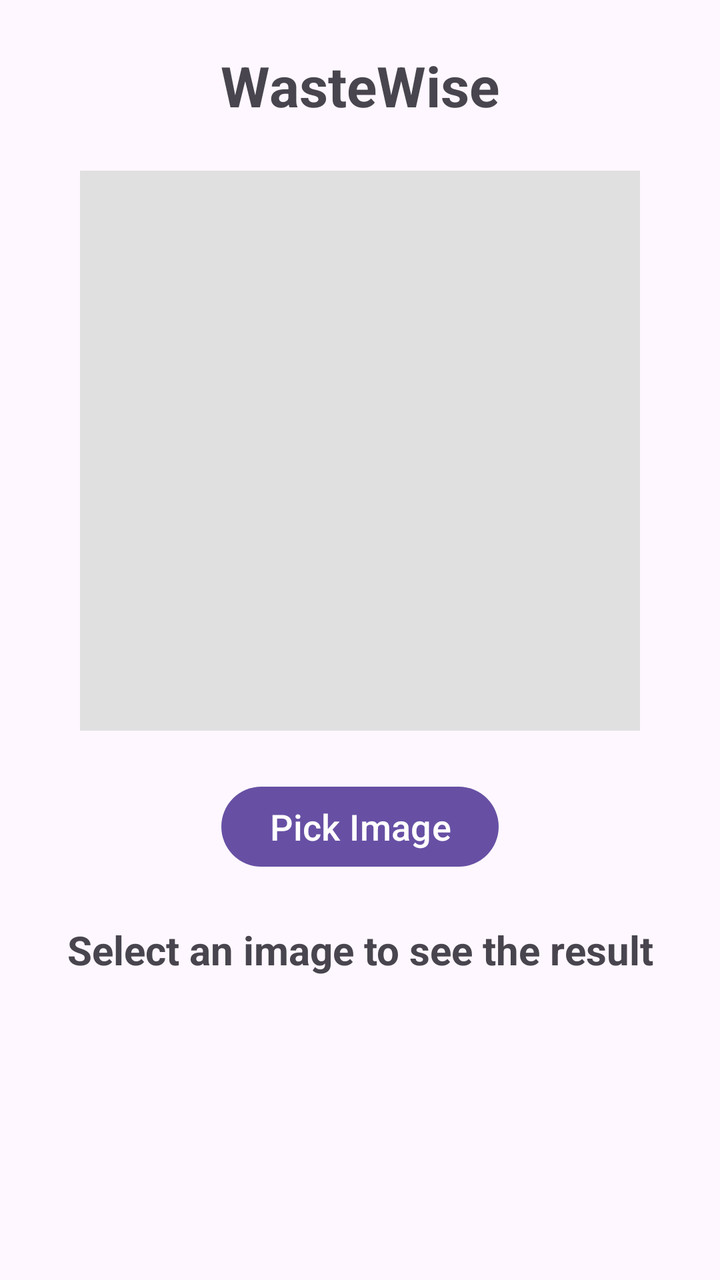
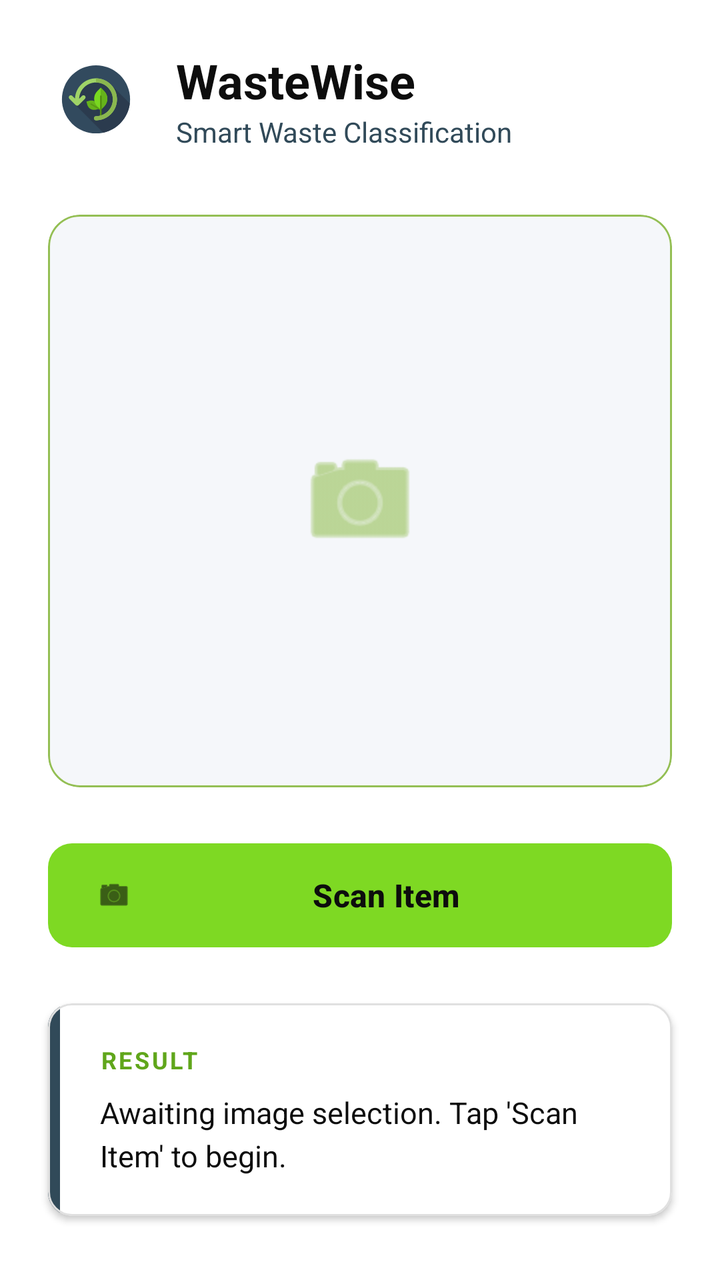

An Android layout rendered at two revisions. The XML below is the earlier revision; the diff shows what the commit changed to produce the second picture.
<!-- AndroidManifest.xml: application theme Theme.WasteWise -->
<!-- res/layout/activity_main.xml -->
<?xml version="1.0" encoding="utf-8"?>
<androidx.constraintlayout.widget.ConstraintLayout xmlns:android="http://schemas.android.com/apk/res/android"
    xmlns:app="http://schemas.android.com/apk/res-auto"
    xmlns:tools="http://schemas.android.com/tools"
    android:id="@+id/main"
    android:layout_width="match_parent"
    android:layout_height="match_parent"
    tools:context=".MainActivity">

    <TextView
        android:id="@+id/titleText"
        android:layout_width="wrap_content"
        android:layout_height="wrap_content"
        android:text="WasteWise"
        android:textSize="28sp"
        android:textStyle="bold"
        app:layout_constraintEnd_toEndOf="parent"
        app:layout_constraintStart_toStartOf="parent"
        app:layout_constraintTop_toTopOf="parent"
        android:layout_marginTop="24dp"/>

    <ImageView
        android:id="@+id/imageView"
        android:layout_width="280dp"
        android:layout_height="280dp"
        android:layout_marginTop="24dp"
        android:background="#E0E0E0"
        android:scaleType="centerCrop"
        app:layout_constraintEnd_toEndOf="parent"
        app:layout_constraintStart_toStartOf="parent"
        app:layout_constraintTop_toBottomOf="@+id/titleText" />

    <Button
        android:id="@+id/buttonPickImage"
        android:layout_width="wrap_content"
        android:layout_height="wrap_content"
        android:layout_marginTop="24dp"
        android:text="Pick Image"
        android:textSize="18sp"
        app:layout_constraintEnd_toEndOf="parent"
        app:layout_constraintStart_toStartOf="parent"
        app:layout_constraintTop_toBottomOf="@+id/imageView" />

    <TextView
        android:id="@+id/textViewResult"
        android:layout_width="wrap_content"
        android:layout_height="wrap_content"
        android:layout_marginTop="24dp"
        android:text="Select an image to see the result"
        android:textAlignment="center"
        android:textSize="20sp"
        android:textStyle="bold"
        app:layout_constraintEnd_toEndOf="parent"
        app:layout_constraintStart_toStartOf="parent"
        app:layout_constraintTop_toBottomOf="@+id/buttonPickImage" />

</androidx.constraintlayout.widget.ConstraintLayout>
<!-- resources referenced by this layout -->
<resources>
  <style name="Theme.WasteWise" parent="Base.Theme.WasteWise" />
  <style name="Base.Theme.WasteWise" parent="Theme.Material3.DayNight.NoActionBar">
          
          
      </style>
</resources>

<!-- the commit's change to res/layout/activity_main.xml (unified diff, before → after) -->
@@ -5,53 +5,156 @@
     android:id="@+id/main"
     android:layout_width="match_parent"
     android:layout_height="match_parent"
+    android:background="@color/white"
     tools:context=".MainActivity">
 
-    <TextView
-        android:id="@+id/titleText"
-        android:layout_width="wrap_content"
+    
+    <LinearLayout
+        android:id="@+id/headerLayout"
+        android:layout_width="match_parent"
         android:layout_height="wrap_content"
-        android:text="WasteWise"
-        android:textSize="28sp"
+        android:orientation="horizontal"
+        android:gravity="center_vertical"
+        android:padding="24dp"
+        app:layout_constraintTop_toTopOf="parent">
+
+        <ImageView
+            android:id="@+id/appLogo"
+            android:layout_width="48dp"
+            android:layout_height="48dp"
+            android:src="@drawable/ic_launcher_foreground"
+            android:contentDescription="@string/app_logo_desc" />
+
+        <LinearLayout
+            android:layout_width="wrap_content"
+            android:layout_height="wrap_content"
+            android:layout_marginStart="16dp"
+            android:orientation="vertical">
+
+            <TextView
+                android:layout_width="wrap_content"
+                android:layout_height="wrap_content"
+                android:text="@string/app_name"
+                android:textColor="@color/black"
+                android:textSize="24sp"
+                android:textStyle="bold" />
+
+            <TextView
+                android:layout_width="wrap_content"
+                android:layout_height="wrap_content"
+                android:text="@string/app_subtitle"
+                android:textColor="@color/blue"
+                android:textSize="14sp" />
+        </LinearLayout>
+    </LinearLayout>
+
+    
+    <com.google.android.material.card.MaterialCardView
+        android:id="@+id/imageCard"
+        android:layout_width="match_parent"
+        android:layout_height="0dp"
+        android:layout_marginHorizontal="24dp"
+        android:layout_marginTop="8dp"
+        android:layout_marginBottom="24dp"
+        app:cardCornerRadius="16dp"
+        app:cardElevation="0dp"
+        app:strokeColor="@color/dull"
+        app:strokeWidth="1dp"
+        app:cardBackgroundColor="#F5F7FA"
+        app:layout_constraintBottom_toTopOf="@+id/buttonPickImage"
+        app:layout_constraintTop_toBottomOf="@+id/headerLayout">
+
+        <FrameLayout
+            android:layout_width="match_parent"
+            android:layout_height="match_parent">
+
+            <ImageView
+                android:id="@+id/imageView"
+                android:layout_width="match_parent"
+                android:layout_height="match_parent"
+                android:scaleType="centerCrop"
+                android:contentDescription="@string/image_preview_desc" />
+
+            
+            <ImageView
+                android:id="@+id/placeholderIcon"
+                android:layout_width="64dp"
+                android:layout_height="64dp"
+                android:layout_gravity="center"
+                android:src="@android:drawable/ic_menu_camera"
+                app:tint="@color/dull"
+                android:contentDescription="@string/placeholder_camera_desc" />
+        </FrameLayout>
+    </com.google.android.material.card.MaterialCardView>
+
+    
+    <com.google.android.material.button.MaterialButton
+        android:id="@+id/buttonPickImage"
+        android:layout_width="match_parent"
+        android:layout_height="60dp"
+        android:layout_marginHorizontal="24dp"
+        android:layout_marginBottom="24dp"
+        android:text="@string/btn_scan_item"
+        android:textColor="@color/black"
+        android:textSize="16sp"
         android:textStyle="bold"
-        app:layout_constraintEnd_toEndOf="parent"
-        app:layout_constraintStart_toStartOf="parent"
-        app:layout_constraintTop_toTopOf="parent"
-        android:layout_marginTop="24dp"/>
+        app:backgroundTint="@color/bright"
+        app:cornerRadius="12dp"
+        app:icon="@android:drawable/ic_menu_camera"
+        app:iconTint="@color/black"
+        app:layout_constraintBottom_toTopOf="@+id/resultCard" />
 
-    <ImageView
-        android:id="@+id/imageView"
-        android:layout_width="280dp"
-        android:layout_height="280dp"
-        android:layout_marginTop="24dp"
-        android:background="#E0E0E0"
-        android:scaleType="centerCrop"
-        app:layout_constraintEnd_toEndOf="parent"
-        app:layout_constraintStart_toStartOf="parent"
-        app:layout_constraintTop_toBottomOf="@+id/titleText" />
+    
+    <com.google.android.material.card.MaterialCardView
+        android:id="@+id/resultCard"
+        android:layout_width="match_parent"
+        android:layout_height="wrap_content"
+        android:layout_marginHorizontal="24dp"
+        android:layout_marginBottom="32dp"
+        app:cardCornerRadius="12dp"
+        app:cardElevation="2dp"
+        app:strokeColor="#E0E0E0"
+        app:strokeWidth="1dp"
+        app:cardBackgroundColor="@color/white"
+        app:layout_constraintBottom_toBottomOf="parent">
 
-    <Button
-        android:id="@+id/buttonPickImage"
-        android:layout_width="wrap_content"
-        android:layout_height="wrap_content"
-        android:layout_marginTop="24dp"
-        android:text="Pick Image"
-        android:textSize="18sp"
-        app:layout_constraintEnd_toEndOf="parent"
-        app:layout_constraintStart_toStartOf="parent"
-        app:layout_constraintTop_toBottomOf="@+id/imageView" />
+        <LinearLayout
+            android:layout_width="match_parent"
+            android:layout_height="wrap_content"
+            android:orientation="horizontal">
 
-    <TextView
-        android:id="@+id/textViewResult"
-        android:layout_width="wrap_content"
-        android:layout_height="wrap_content"
-        android:layout_marginTop="24dp"
-        android:text="Select an image to see the result"
-        android:textAlignment="center"
-        android:textSize="20sp"
-        android:textStyle="bold"
-        app:layout_constraintEnd_toEndOf="parent"
-        app:layout_constraintStart_toStartOf="parent"
-        app:layout_constraintTop_toBottomOf="@+id/buttonPickImage" />
+            
+            <View
+                android:layout_width="6dp"
+                android:layout_height="match_parent"
+                android:background="@color/blue" />
+
+            <LinearLayout
+                android:layout_width="match_parent"
+                android:layout_height="wrap_content"
+                android:orientation="vertical"
+                android:padding="20dp">
+
+                <TextView
+                    android:layout_width="wrap_content"
+                    android:layout_height="wrap_content"
+                    android:text="@string/result_label"
+                    android:textColor="@color/dark"
+                    android:textSize="12sp"
+                    android:textStyle="bold"
+                    android:letterSpacing="0.1"
+                    android:layout_marginBottom="8dp" />
+
+                <TextView
+                    android:id="@+id/textViewResult"
+                    android:layout_width="match_parent"
+                    android:layout_height="wrap_content"
+                    android:text="@string/result_placeholder"
+                    android:textColor="@color/black"
+                    android:textSize="15sp"
+                    android:lineSpacingExtra="4dp" />
+            </LinearLayout>
+        </LinearLayout>
+    </com.google.android.material.card.MaterialCardView>
 
 </androidx.constraintlayout.widget.ConstraintLayout>
<!-- resource entries referenced after the edit -->
@@ -1,5 +1,20 @@
 <!-- resources referenced by this layout -->
 <resources>
+  <color name="black">#0D0D0D</color>
+  <color name="blue">#314A59</color>
+  <color name="bright">#7ED923</color>
+  <color name="dark">#60A61B</color>
+  <color name="dull">#94BF54</color>
+  <color name="white">#FFFFFFFF</color>
+  <!-- drawable ic_launcher_foreground: vector/xml drawable (drawable, 2897 chars, omitted) -->
+  <string name="app_logo_desc">WasteWise Application Logo</string>
+  <string name="app_name">WasteWise</string>
+  <string name="app_subtitle">Smart Waste Classification</string>
+  <string name="btn_scan_item">Scan Item</string>
+  <string name="image_preview_desc">Selected waste image preview</string>
+  <string name="placeholder_camera_desc">Camera icon indicating no image is selected</string>
+  <string name="result_label">RESULT</string>
+  <string name="result_placeholder">Awaiting image selection. Tap \'Scan Item\' to begin.</string>
   <style name="Theme.WasteWise" parent="Base.Theme.WasteWise" />
   <style name="Base.Theme.WasteWise" parent="Theme.Material3.DayNight.NoActionBar">
           
